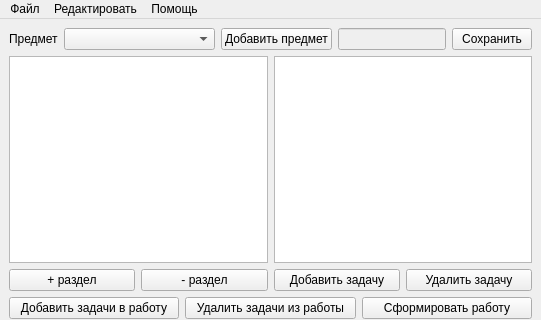
Old version of the form maketask/mainwindow.ui in the repository grigvlwork/py_prog; both pictures show x 0 to 541 and y 0 to 320 of the 541 by 590 pixel window.
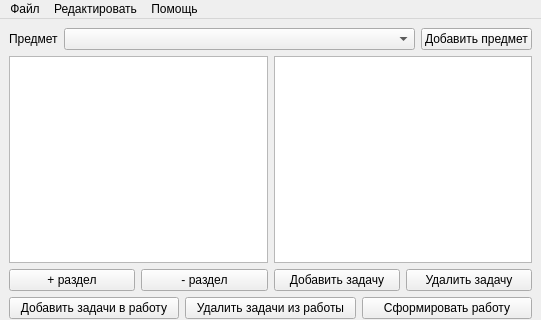
New version of the form.

Commit message: maketask: Append subject

```diff
--- a/maketask/mainwindow.ui
+++ b/maketask/mainwindow.ui
@@ -44,20 +44,6 @@
         </property>
        </widget>
       </item>
-      <item>
-       <widget class="QLineEdit" name="subject_edit">
-        <property name="enabled">
-         <bool>false</bool>
-        </property>
-       </widget>
-      </item>
-      <item>
-       <widget class="QPushButton" name="subject_save">
-        <property name="text">
-         <string>Сохранить</string>
-        </property>
-       </widget>
-      </item>
      </layout>
     </item>
     <item>
```
The commit also changes 9 other files.
